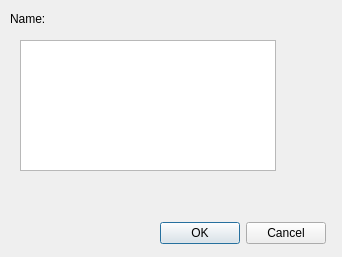
teknologisk-institut/rqt_pattern_manager, file resource/new_pattern.ui: the form before one commit.
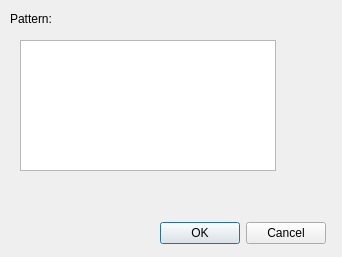
The form after the commit.

Commit message: added functionality to create groups and now displays correct pattern type when creating new pattern

Diff of the .ui file:
```diff
--- a/resource/new_pattern.ui
+++ b/resource/new_pattern.ui
@@ -36,12 +36,12 @@
     <rect>
      <x>10</x>
      <y>10</y>
-     <width>51</width>
+     <width>91</width>
      <height>17</height>
     </rect>
    </property>
    <property name="text">
-    <string>Name:</string>
+    <string>Pattern:</string>
    </property>
   </widget>
   <widget class="QDialogButtonBox" name="dialogButton">
```
Left out of the diff: 8 changed lines with no effect on the pictures. The commit also changes 7 other files.
